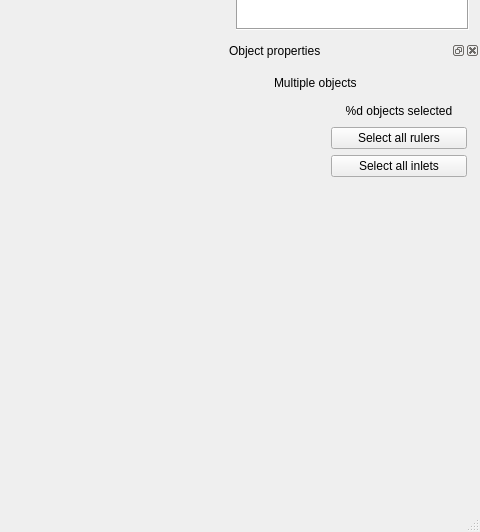
Above: topino/ui/mainwindow.ui from XXY1227/topino before the change; both pictures show x 464 to 944 and y 207 to 739 of the 944 by 739 pixel window. Below: the same form after it.
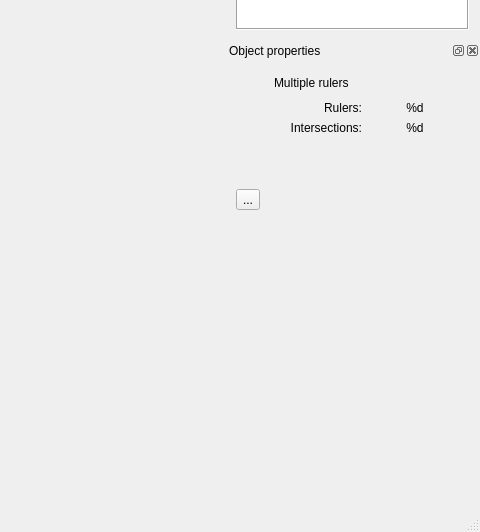
That is the form after the change. The open tabs and pages were chosen to show the change. Icons and pictures are not drawn.

Commit message: Multiple tool pages added. Multiple ruler tools added.

```diff
--- a/topino/ui/mainwindow.ui
+++ b/topino/ui/mainwindow.ui
@@ -206,8 +206,8 @@
       <rect>
        <x>0</x>
        <y>0</y>
-       <width>253</width>
-       <height>331</height>
+       <width>248</width>
+       <height>350</height>
       </rect>
      </property>
      <property name="sizePolicy">
@@ -530,10 +530,10 @@
          </property>
         </widget>
        </item>
-       <item row="1" column="1">
-        <spacer name="horizontalSpacer_3">
+       <item row="2" column="0" colspan="4">
+        <spacer name="verticalSpacer_14">
          <property name="orientation">
-          <enum>Qt::Horizontal</enum>
+          <enum>Qt::Vertical</enum>
          </property>
          <property name="sizeHint" stdset="0">
           <size>
@@ -543,7 +543,7 @@
          </property>
         </spacer>
        </item>
-       <item row="4" column="2">
+       <item row="4" column="0" colspan="4">
         <spacer name="verticalSpacer_4">
          <property name="orientation">
           <enum>Qt::Vertical</enum>
@@ -551,54 +551,12 @@
          <property name="sizeHint" stdset="0">
           <size>
            <width>20</width>
-           <height>99</height>
+           <height>200</height>
           </size>
          </property>
         </spacer>
        </item>
-       <item row="0" column="0">
-        <widget class="QLabel" name="label_16">
-         <property name="minimumSize">
-          <size>
-           <width>32</width>
-           <height>24</height>
-          </size>
-         </property>
-         <property name="maximumSize">
-          <size>
-           <width>32</width>
-           <height>24</height>
-          </size>
-         </property>
-         <property name="text">
-          <string/>
-         </property>
-         <property name="textFormat">
-          <enum>Qt::PlainText</enum>
-         </property>
-         <property name="pixmap">
-          <pixmap resource="../topino.qrc">:/ui/toolicons/ruler.png</pixmap>
-         </property>
-         <property name="scaledContents">
-          <bool>false</bool>
-         </property>
-        </widget>
-       </item>
-       <item row="2" column="2" colspan="2">
-        <widget class="QPushButton" name="pushButton">
-         <property name="text">
-          <string>Select all rulers</string>
-         </property>
-        </widget>
-       </item>
-       <item row="3" column="2" colspan="2">
-        <widget class="QPushButton" name="pushButton_2">
-         <property name="text">
-          <string>Select all inlets</string>
-         </property>
-        </widget>
-       </item>
-       <item row="1" column="2" colspan="2">
+       <item row="1" column="3">
         <widget class="QLabel" name="propObjectsAmount">
          <property name="sizePolicy">
           <sizepolicy hsizetype="Preferred" vsizetype="Preferred">
@@ -613,7 +571,7 @@
           </size>
          </property>
          <property name="text">
-          <string>%d objects selected</string>
+          <string>%d</string>
          </property>
          <property name="alignment">
           <set>Qt::AlignCenter</set>
@@ -1499,6 +1457,204 @@
          </property>
         </spacer>
        </item>
+       <item row="1" column="0" colspan="2">
+        <widget class="QLabel" name="label_18">
+         <property name="sizePolicy">
+          <sizepolicy hsizetype="Preferred" vsizetype="Preferred">
+           <horstretch>1</horstretch>
+           <verstretch>0</verstretch>
+          </sizepolicy>
+         </property>
+         <property name="text">
+          <string>Data points:</string>
+         </property>
+         <property name="alignment">
+          <set>Qt::AlignRight|Qt::AlignTrailing|Qt::AlignVCenter</set>
+         </property>
+        </widget>
+       </item>
+      </layout>
+     </widget>
+     <widget class="QWidget" name="multirulers">
+      <layout class="QGridLayout" name="gridLayout_13" rowstretch="0,0,0,0,0,0" columnstretch="0,0,0,0">
+       <item row="0" column="0">
+        <widget class="QLabel" name="label_55">
+         <property name="minimumSize">
+          <size>
+           <width>32</width>
+           <height>24</height>
+          </size>
+         </property>
+         <property name="maximumSize">
+          <size>
+           <width>32</width>
+           <height>24</height>
+          </size>
+         </property>
+         <property name="text">
+          <string/>
+         </property>
+         <property name="textFormat">
+          <enum>Qt::PlainText</enum>
+         </property>
+         <property name="pixmap">
+          <pixmap resource="../topino.qrc">:/ui/toolicons/ruler.png</pixmap>
+         </property>
+         <property name="scaledContents">
+          <bool>false</bool>
+         </property>
+        </widget>
+       </item>
+       <item row="3" column="0" colspan="3">
+        <spacer name="verticalSpacer_28">
+         <property name="orientation">
+          <enum>Qt::Vertical</enum>
+         </property>
+         <property name="sizeHint" stdset="0">
+          <size>
+           <width>221</width>
+           <height>8</height>
+          </size>
+         </property>
+        </spacer>
+       </item>
+       <item row="4" column="0" colspan="4">
+        <layout class="QHBoxLayout" name="horizontalLayout_11" stretch="0,0,0">
+         <item>
+          <widget class="QToolButton" name="toolRulersInletAtIntersection">
+           <property name="toolTip">
+            <string>Create an inlet near the rulers' intersection</string>
+           </property>
+           <property name="statusTip">
+            <string>Creates an inlet near the intersection points of all rulers</string>
+           </property>
+           <property name="text">
+            <string>...</string>
+           </property>
+           <property name="icon">
+            <iconset resource="../topino.qrc">
+             <normaloff>:/ui/toolicons/ruler.png</normaloff>:/ui/toolicons/ruler.png</iconset>
+           </property>
+           <property name="iconSize">
+            <size>
+             <width>64</width>
+             <height>32</height>
+            </size>
+           </property>
+          </widget>
+         </item>
+         <item>
+          <spacer name="horizontalSpacer_4">
+           <property name="orientation">
+            <enum>Qt::Horizontal</enum>
+           </property>
+           <property name="sizeHint" stdset="0">
+            <size>
+             <width>72</width>
+             <height>20</height>
+            </size>
+           </property>
+          </spacer>
+         </item>
+         <item>
+          <spacer name="horizontalSpacer_3">
+           <property name="orientation">
+            <enum>Qt::Horizontal</enum>
+           </property>
+           <property name="sizeHint" stdset="0">
+            <size>
+             <width>72</width>
+             <height>20</height>
+            </size>
+           </property>
+          </spacer>
+         </item>
+        </layout>
+       </item>
+       <item row="1" column="0" colspan="2">
+        <widget class="QLabel" name="label_58">
+         <property name="sizePolicy">
+          <sizepolicy hsizetype="Preferred" vsizetype="Preferred">
+           <horstretch>1</horstretch>
+           <verstretch>0</verstretch>
+          </sizepolicy>
+         </property>
+         <property name="text">
+          <string>Rulers:</string>
+         </property>
+         <property name="alignment">
+          <set>Qt::AlignRight|Qt::AlignTrailing|Qt::AlignVCenter</set>
+         </property>
+        </widget>
+       </item>
+       <item row="1" column="2" colspan="2">
+        <widget class="QLabel" name="propRulersAmount">
+         <property name="sizePolicy">
+          <sizepolicy hsizetype="Preferred" vsizetype="Preferred">
+           <horstretch>5</horstretch>
+           <verstretch>0</verstretch>
+          </sizepolicy>
+         </property>
+         <property name="text">
+          <string>%d</string>
+         </property>
+         <property name="alignment">
+          <set>Qt::AlignCenter</set>
+         </property>
+        </widget>
+       </item>
+       <item row="5" column="0" colspan="3">
+        <spacer name="verticalSpacer_29">
+         <property name="orientation">
+          <enum>Qt::Vertical</enum>
+         </property>
+         <property name="sizeHint" stdset="0">
+          <size>
+           <width>221</width>
+           <height>189</height>
+          </size>
+         </property>
+        </spacer>
+       </item>
+       <item row="0" column="1" colspan="2">
+        <widget class="QLabel" name="label_56">
+         <property name="text">
+          <string>Multiple rulers</string>
+         </property>
+        </widget>
+       </item>
+       <item row="2" column="0" colspan="2">
+        <widget class="QLabel" name="label_59">
+         <property name="sizePolicy">
+          <sizepolicy hsizetype="Preferred" vsizetype="Preferred">
+           <horstretch>1</horstretch>
+           <verstretch>0</verstretch>
+          </sizepolicy>
+         </property>
+         <property name="text">
+          <string>Intersections:</string>
+         </property>
+         <property name="alignment">
+          <set>Qt::AlignRight|Qt::AlignTrailing|Qt::AlignVCenter</set>
+         </property>
+        </widget>
+       </item>
+       <item row="2" column="2" colspan="2">
+        <widget class="QLabel" name="propRulersIntersections">
+         <property name="sizePolicy">
+          <sizepolicy hsizetype="Preferred" vsizetype="Preferred">
+           <horstretch>5</horstretch>
+           <verstretch>0</verstretch>
+          </sizepolicy>
+         </property>
+         <property name="text">
+          <string>%d</string>
+         </property>
+         <property name="alignment">
+          <set>Qt::AlignCenter</set>
+         </property>
+        </widget>
+       </item>
       </layout>
      </widget>
     </widget>
```
Left out of the diff: 182 changed lines with no effect on the pictures. The commit also changes 4 other files.
